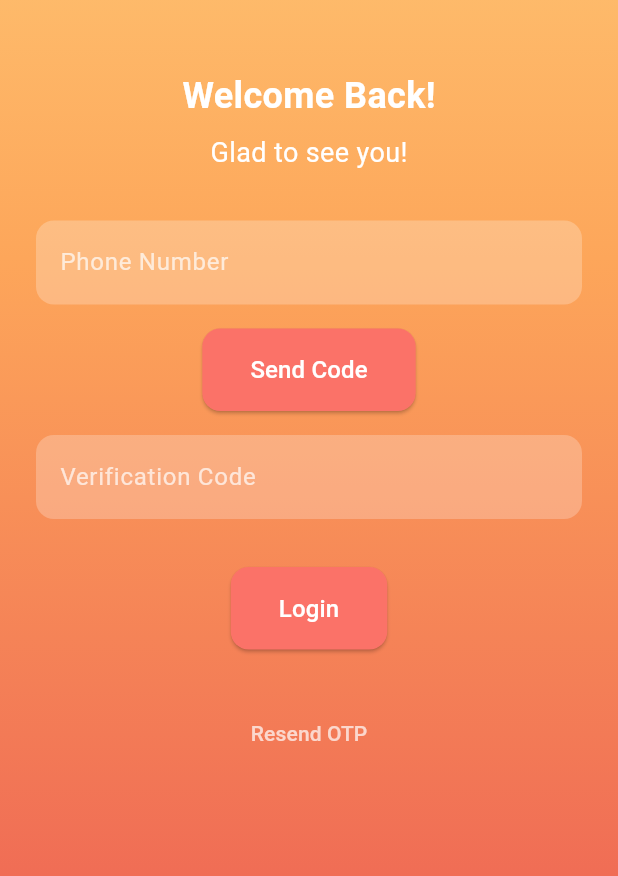
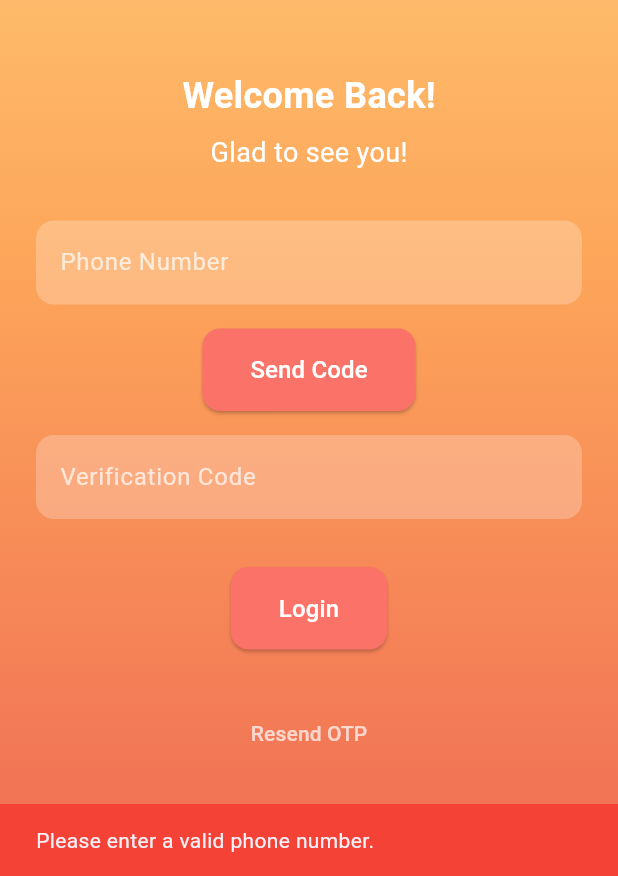
Before and after one commit to YnotCode/LocalNote, a Flutter app: the screen it shows after launch, after a tap on "Send Code", on a phone screen of 412 x 824 dp, the part 360-1236 px from its top. Run offline on Flutter 3.47's test engine with Material 3 defaults, Android fonts, the light colour scheme and no system bars; our stand-ins replace cached_network_image, cloud_firestore, firebase_core, flutter_map, geolocator, image_picker and 3 more; accounts and stored records are empty; network calls fail; statements that could not run were skipped; project files that could hold a hidden picture were left out.

Commit message:
Merge branch 'master' into background

```diff
--- a/lib/login_page.dart
+++ b/lib/login_page.dart
@@ -71,6 +71,18 @@ Future<bool> verifyPhoneNumber(ph, code) async {
 
 }
 
+String phoneNumberNormalization(String phoneNumber) {
+
+  if (!RegExp(r'^[0-9+\-]+$').hasMatch(phoneNumber) || phoneNumber.length < 10) {
+    return "Error";
+  }
+
+  String normalizedNumber = phoneNumber.replaceAll(RegExp(r'[^\d]'), '');
+  if (normalizedNumber.length > 10) {
+    normalizedNumber = normalizedNumber.substring(normalizedNumber.length - 10);
+  }
+  return normalizedNumber;
+}
 
 class LoginPage extends StatefulWidget {
   final Function onSuccess;
@@ -137,10 +149,19 @@ class _LoginPageState extends State<LoginPage> {
                 SizedBox(height: 16),
                 ElevatedButton(
                   onPressed: () {
-                    sendVerification(controller.text);
-                    // ScaffoldMessenger.of(context).showSnackBar(
-                    //   SnackBar(content: Text('OTP has been sent to your phone number.'))
-                    // );
+                    String normalizedPhoneNumber = phoneNumberNormalization(controller.text);
+                    if (normalizedPhoneNumber != "Error") {
+                      sendVerification('+1$normalizedPhoneNumber');
+                      ScaffoldMessenger.of(context).showSnackBar(
+                      SnackBar(content: Text('OTP has been sent to your phone number.'))
+                    );
+                    }
+                    else {
+                      ScaffoldMessenger.of(context).showSnackBar(
+                        SnackBar(content: Text('Please enter a valid phone number.'), backgroundColor: Colors.red)
+                      );
+                    }
+
                   },
                   style: ElevatedButton.styleFrom(
                     backgroundColor: Color(0xFFFB7268),  // Warm sunset peach
```
Also changed, not shown: lib/map.dart (+71 -6 lines).
